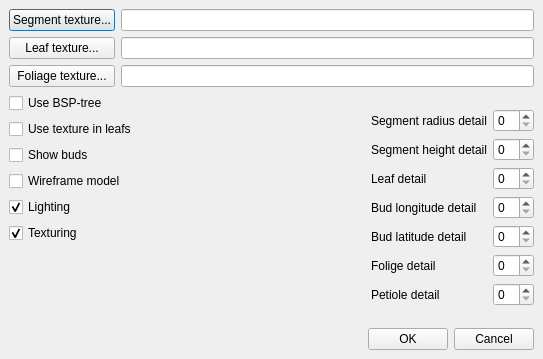
Old version of the form qt-workbench/viz_config.ui in the repository lignumsystem/lignum-core.
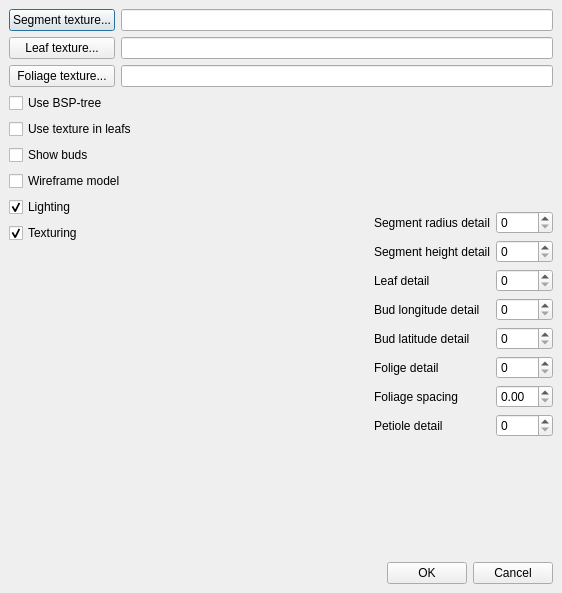
New version of the form.

Commit message: Added a spin box for setting the spacing of the foliage.

Diff of the .ui file:
```diff
--- a/qt-workbench/viz_config.ui
+++ b/qt-workbench/viz_config.ui
@@ -8,8 +8,8 @@
    <rect>
     <x>0</x>
     <y>0</y>
-    <width>543</width>
-    <height>359</height>
+    <width>562</width>
+    <height>593</height>
    </rect>
   </property>
   <property name="windowTitle" >
@@ -274,6 +274,13 @@
                </property>
               </widget>
              </item>
+             <item>
+              <widget class="QLabel" name="label_7" >
+               <property name="text" >
+                <string>Foliage spacing</string>
+               </property>
+              </widget>
+             </item>
              <item>
               <widget class="QLabel" name="label_3" >
                <property name="text" >
@@ -309,6 +316,13 @@
              <item>
               <widget class="QSpinBox" name="foliageBox" />
              </item>
+             <item>
+              <widget class="QDoubleSpinBox" name="fspacingBox" >
+               <property name="singleStep" >
+                <double>0.01</double>
+               </property>
+              </widget>
+             </item>
              <item>
               <widget class="QSpinBox" name="petioleBox" />
              </item>
```
The commit also changes 1 other file.
